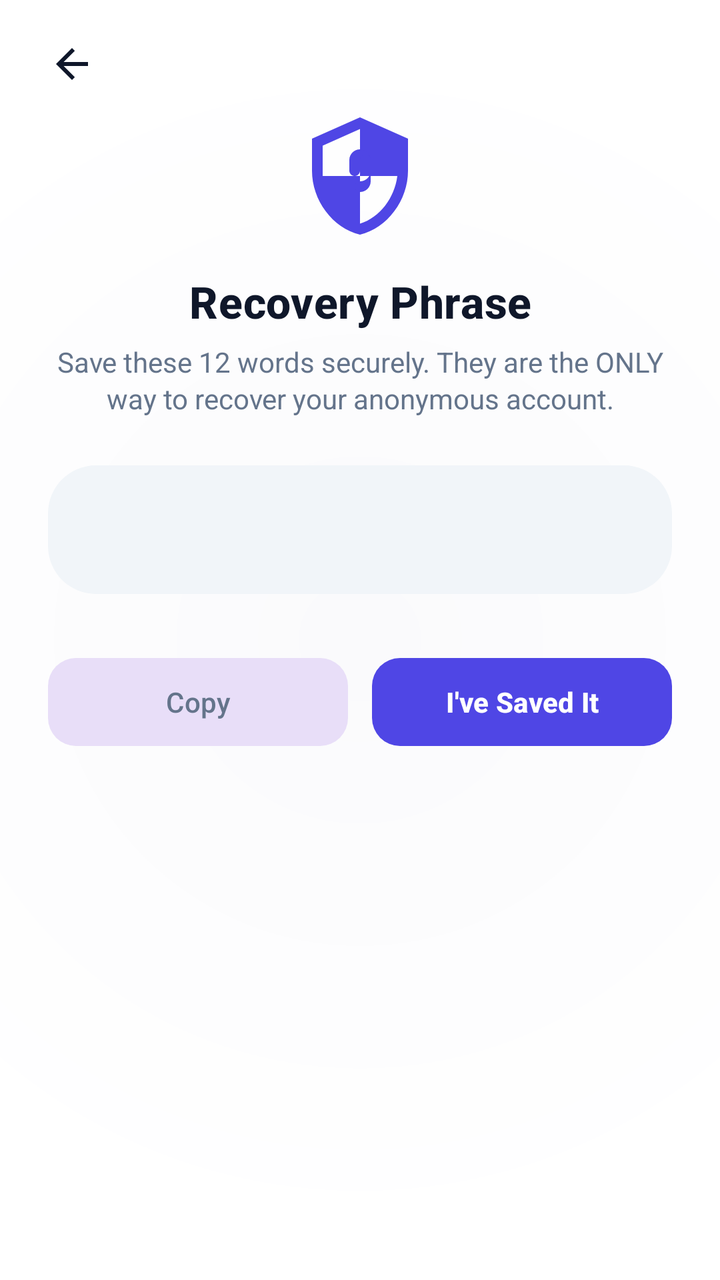
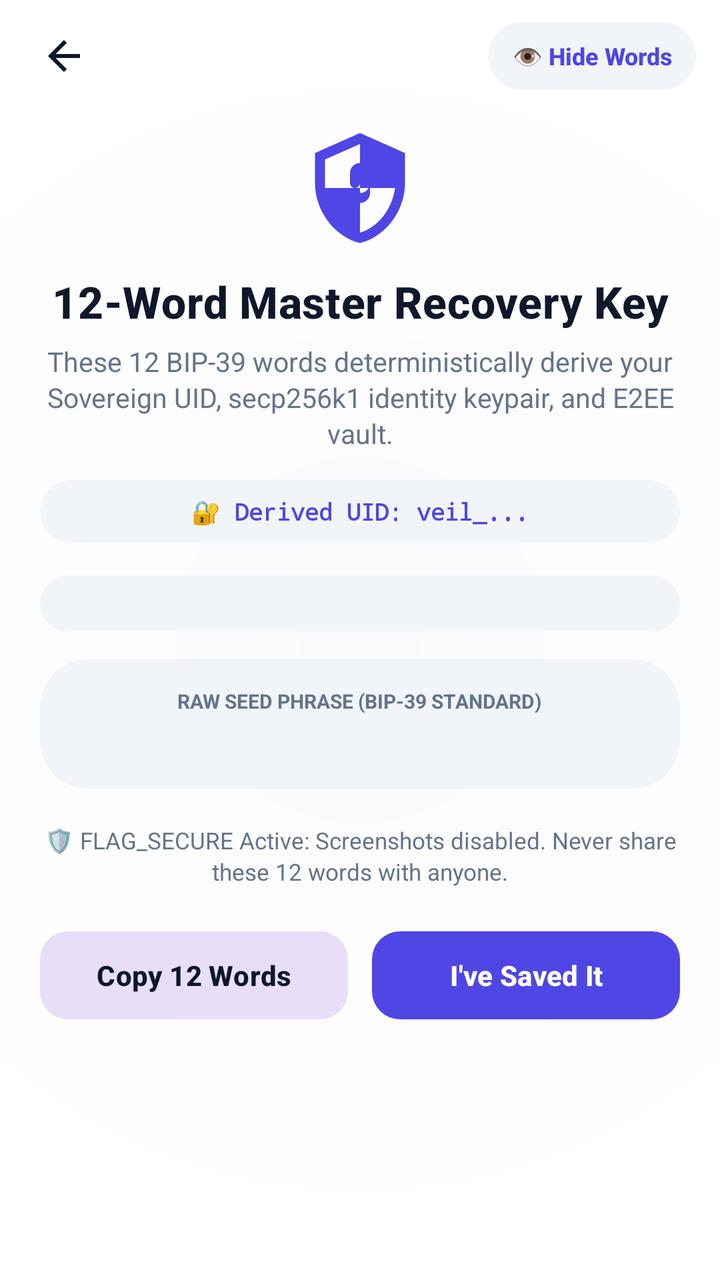

Screens rendered from an Android XML layout before and after an edit, with the pre-edit source and the edit as a unified diff.
<!-- AndroidManifest.xml: application theme Theme.VEIL -->
<!-- res/layout/activity_recovery_phrase.xml -->
<?xml version="1.0" encoding="utf-8"?>
<FrameLayout xmlns:android="http://schemas.android.com/apk/res/android"
    xmlns:app="http://schemas.android.com/apk/res-auto"
    android:id="@+id/recovery_root"
    android:layout_width="match_parent"
    android:layout_height="match_parent"
    android:background="@drawable/splash_background">

    
    <ImageView
        android:id="@+id/backButton"
        android:layout_width="40dp"
        android:layout_height="40dp"
        android:layout_gravity="top|start"
        android:layout_marginStart="16dp"
        android:layout_marginTop="12dp"
        android:background="?attr/selectableItemBackgroundBorderless"
        android:contentDescription="@string/back"
        android:padding="8dp"
        android:src="@drawable/ic_arrow_back"
        app:tint="@color/textPrimary" />

    
    <androidx.core.widget.NestedScrollView
        android:layout_width="match_parent"
        android:layout_height="match_parent"
        android:fillViewport="true"
        android:overScrollMode="never"
        android:scrollbars="none">

        <LinearLayout
            android:layout_width="match_parent"
            android:layout_height="wrap_content"
            android:layout_gravity="center"
            android:gravity="center_horizontal"
            android:maxWidth="440dp"
            android:orientation="vertical"
            android:paddingHorizontal="24dp"
            android:paddingTop="56dp"
            android:paddingBottom="32dp">

            
            <ImageView
                android:layout_width="64dp"
                android:layout_height="64dp"
                android:layout_marginBottom="16dp"
                android:contentDescription="Recovery Phrase"
                android:scaleType="fitCenter"
                android:src="@drawable/ic_shield_locked" />

            <TextView
                android:layout_width="wrap_content"
                android:layout_height="wrap_content"
                android:fontFamily="sans-serif-medium"
                android:gravity="center"
                android:letterSpacing="0.01"
                android:text="Recovery Phrase"
                android:textColor="@color/textPrimary"
                android:textSize="22sp"
                android:textStyle="bold" />

            <TextView
                android:layout_width="wrap_content"
                android:layout_height="wrap_content"
                android:layout_marginTop="6dp"
                android:layout_marginBottom="24dp"
                android:fontFamily="sans-serif"
                android:gravity="center"
                android:lineSpacingExtra="2dp"
                android:text="Save these 12 words securely. They are the ONLY way to recover your anonymous account."
                android:textColor="@color/textSecondary"
                android:textSize="14sp" />

            
            <LinearLayout
                android:layout_width="match_parent"
                android:layout_height="wrap_content"
                android:layout_marginBottom="28dp"
                android:background="@drawable/input_background"
                android:gravity="center"
                android:orientation="vertical"
                android:padding="20dp">

                <TextView
                    android:id="@+id/phraseText"
                    android:layout_width="match_parent"
                    android:layout_height="wrap_content"
                    android:fontFamily="sans-serif-medium"
                    android:gravity="center"
                    android:lineSpacingExtra="8dp"
                    android:textColor="@color/veil_accent"
                    android:textSize="18sp"
                    android:textStyle="bold" />

            </LinearLayout>

            
            <LinearLayout
                android:layout_width="match_parent"
                android:layout_height="wrap_content"
                android:orientation="horizontal">

                <com.google.android.material.button.MaterialButton
                    android:id="@+id/copyButton"
                    style="@style/Widget.Material3.Button.TonalButton"
                    android:layout_width="0dp"
                    android:layout_height="52dp"
                    android:layout_marginEnd="6dp"
                    android:layout_weight="1"
                    android:letterSpacing="0.01"
                    android:text="Copy"
                    android:textAllCaps="false"
                    android:textColor="@color/textSecondary"
                    android:textSize="14sp"
                    app:cornerRadius="14dp" />

                <com.google.android.material.button.MaterialButton
                    android:id="@+id/confirmButton"
                    style="@style/Widget.Material3.Button.UnelevatedButton"
                    android:layout_width="0dp"
                    android:layout_height="52dp"
                    android:layout_marginStart="6dp"
                    android:layout_weight="1"
                    android:letterSpacing="0.01"
                    android:text="I've Saved It"
                    android:textAllCaps="false"
                    android:textColor="@android:color/white"
                    android:textSize="14sp"
                    android:textStyle="bold"
                    app:backgroundTint="@color/colorPrimary"
                    app:cornerRadius="14dp" />

            </LinearLayout>

        </LinearLayout>
    </androidx.core.widget.NestedScrollView>

</FrameLayout>
<!-- resources referenced by this layout -->
<resources>
  <color name="colorPrimary">#4F46E5</color>
  <color name="textPrimary">#0F172A</color>
  <color name="textSecondary">#64748B</color>
  <color name="veil_accent">#4F46E5</color>
  <!-- drawable ic_arrow_back (drawable) -->
  <vector xmlns:android="http://schemas.android.com/apk/res/android"
      android:width="24dp"
      android:height="24dp"
      android:viewportWidth="24"
      android:viewportHeight="24">
      <path
          android:fillColor="@color/text_primary"
          android:pathData="M20,11H7.83l5.59,-5.59L12,4l-8,8 8,8 1.41,-1.41L7.83,13H20v-2z"/>
  </vector>
  <!-- drawable ic_shield_locked (drawable) -->
  <vector xmlns:android="http://schemas.android.com/apk/res/android"
      android:width="24dp"
      android:height="24dp"
      android:viewportWidth="24"
      android:viewportHeight="24">
      <path
          android:fillColor="@color/veil_accent"
          android:pathData="M12,1L3,5v6c0,5.55 3.84,10.74 9,12 5.16,-1.26 9,-6.45 9,-12V5l-9,-4zM12,11.99h7c-0.53,4.12 -3.28,7.79 -7,8.94V12H5V6.3l7,-3.11v8.8z"/>
      <path
          android:fillColor="@color/veil_accent"
          android:pathData="M12,7c-1.1,0 -2,0.9 -2,2v2c0,0.55 0.45,1 1,1s1,-0.45 1,-1V9c0,-0.55 0.45,-1 1,-1s1,0.45 1,1v2c0,1.1 -0.9,2 -2,2 -0.55,0 -1,0.45 -1,1s0.45,1 1,1c1.1,0 2,-0.9 2,-2V9c0,-1.1 -0.9,-2 -2,-2z"/>
  </vector>
  <!-- drawable input_background (drawable) -->
  <?xml version="1.0" encoding="utf-8"?>
  <shape xmlns:android="http://schemas.android.com/apk/res/android"
      android:shape="rectangle">
      <corners android:radius="24dp" />
      <solid android:color="@color/veil_primary_light" />
  </shape>
  <!-- drawable splash_background (drawable) -->
  <?xml version="1.0" encoding="utf-8"?>
  <shape xmlns:android="http://schemas.android.com/apk/res/android">
      <gradient
          android:type="radial"
          android:gradientRadius="85%p"
          android:centerX="50%"
          android:centerY="50%"
          android:startColor="@color/veil_primary_dark"
          android:endColor="@color/veil_primary" />
  </shape>
  <string name="back">Back</string>
  <style name="Theme.VEIL" parent="Base.Theme.VEIL" />
  <color name="text_primary">#0F172A</color>
  <color name="veil_primary_light">#F1F5F9</color>
  <color name="veil_primary_dark">#FAFAFC</color>
  <color name="veil_primary">#FFFFFF</color>
  <color name="colorOnPrimary">#FFFFFF</color>
  <color name="colorPrimaryContainer">#EEF2FF</color>
  <color name="colorOnPrimaryContainer">#3730A3</color>
  <color name="colorSurface">#FFFFFF</color>
  <color name="colorSurfaceVariant">#F1F5F9</color>
  <color name="colorOutline">#E2E8F0</color>
  <color name="colorBackground">#FAFAFC</color>
  <style name="ModernBottomSheetDialogTheme" parent="Theme.Material3.DayNight.BottomSheetDialog">
          <item name="bottomSheetStyle">@style/ModernBottomSheetStyle</item>
          <item name="android:windowIsFloating">false</item>
          <item name="android:statusBarColor">@android:color/transparent</item>
          <item name="android:navigationBarColor">@android:color/transparent</item>
      </style>
  <style name="ModernBottomSheetStyle" parent="Widget.Material3.BottomSheet">
          <item name="android:background">@android:color/transparent</item>
      </style>
  <!-- unchanged entries left out for length: 1 -->
</resources>

<!-- the commit's change to res/layout/activity_recovery_phrase.xml (unified diff, before → after) -->
@@ -7,18 +7,46 @@
     android:background="@drawable/splash_background">
 
     
-    <ImageView
-        android:id="@+id/backButton"
-        android:layout_width="40dp"
-        android:layout_height="40dp"
-        android:layout_gravity="top|start"
-        android:layout_marginStart="16dp"
-        android:layout_marginTop="12dp"
-        android:background="?attr/selectableItemBackgroundBorderless"
-        android:contentDescription="@string/back"
-        android:padding="8dp"
-        android:src="@drawable/ic_arrow_back"
-        app:tint="@color/textPrimary" />
+    <LinearLayout
+        android:layout_width="match_parent"
+        android:layout_height="56dp"
+        android:layout_gravity="top"
+        android:gravity="center_vertical"
+        android:orientation="horizontal"
+        android:paddingHorizontal="12dp">
+
+        <ImageView
+            android:id="@+id/backButton"
+            android:layout_width="40dp"
+            android:layout_height="40dp"
+            android:background="?attr/selectableItemBackgroundBorderless"
+            android:contentDescription="@string/back"
+            android:padding="8dp"
+            android:src="@drawable/ic_arrow_back"
+            app:tint="@color/textPrimary" />
+
+        <View
+            android:layout_width="0dp"
+            android:layout_height="1dp"
+            android:layout_weight="1" />
+
+        
+        <TextView
+            android:id="@+id/btnTogglePrivacyBlur"
+            android:layout_width="wrap_content"
+            android:layout_height="34dp"
+            android:background="@drawable/input_background"
+            android:clickable="true"
+            android:focusable="true"
+            android:fontFamily="sans-serif-medium"
+            android:gravity="center"
+            android:paddingHorizontal="12dp"
+            android:text="👁️ Hide Words"
+            android:textColor="@color/veil_accent"
+            android:textSize="12sp"
+            android:textStyle="bold" />
+
+    </LinearLayout>
 
     
     <androidx.core.widget.NestedScrollView
@@ -31,19 +59,19 @@
         <LinearLayout
             android:layout_width="match_parent"
             android:layout_height="wrap_content"
-            android:layout_gravity="center"
+            android:layout_gravity="center_horizontal"
             android:gravity="center_horizontal"
-            android:maxWidth="440dp"
+            android:maxWidth="460dp"
             android:orientation="vertical"
-            android:paddingHorizontal="24dp"
-            android:paddingTop="56dp"
+            android:paddingHorizontal="20dp"
+            android:paddingTop="64dp"
             android:paddingBottom="32dp">
 
             
             <ImageView
-                android:layout_width="64dp"
-                android:layout_height="64dp"
-                android:layout_marginBottom="16dp"
+                android:layout_width="60dp"
+                android:layout_height="60dp"
+                android:layout_marginBottom="12dp"
                 android:contentDescription="Recovery Phrase"
                 android:scaleType="fitCenter"
                 android:src="@drawable/ic_shield_locked" />
@@ -54,7 +82,7 @@
                 android:fontFamily="sans-serif-medium"
                 android:gravity="center"
                 android:letterSpacing="0.01"
-                android:text="Recovery Phrase"
+                android:text="12-Word Master Recovery Key"
                 android:textColor="@color/textPrimary"
                 android:textSize="22sp"
                 android:textStyle="bold" />
@@ -63,36 +91,83 @@
                 android:layout_width="wrap_content"
                 android:layout_height="wrap_content"
                 android:layout_marginTop="6dp"
-                android:layout_marginBottom="24dp"
+                android:layout_marginBottom="14dp"
                 android:fontFamily="sans-serif"
                 android:gravity="center"
                 android:lineSpacingExtra="2dp"
-                android:text="Save these 12 words securely. They are the ONLY way to recover your anonymous account."
+                android:text="These 12 BIP-39 words deterministically derive your Sovereign UID, secp256k1 identity keypair, and E2EE vault."
                 android:textColor="@color/textSecondary"
-                android:textSize="14sp" />
+                android:textSize="13.5sp" />
+
+            
+            <TextView
+                android:id="@+id/tvDerivedIdentityBadge"
+                android:layout_width="match_parent"
+                android:layout_height="wrap_content"
+                android:layout_marginBottom="16dp"
+                android:background="@drawable/input_background"
+                android:fontFamily="monospace"
+                android:gravity="center"
+                android:paddingHorizontal="12dp"
+                android:paddingVertical="8dp"
+                android:text="🔐 Derived UID: veil_..."
+                android:textColor="@color/veil_accent"
+                android:textSize="11.5sp"
+                android:textStyle="bold" />
 
             
             <LinearLayout
-                android:layout_width="match_parent"
-                android:layout_height="wrap_content"
-                android:layout_marginBottom="28dp"
+                android:id="@+id/wordsGridContainer"
+                android:layout_width="match_parent"
+                android:layout_height="wrap_content"
+                android:layout_marginBottom="14dp"
                 android:background="@drawable/input_background"
-                android:gravity="center"
                 android:orientation="vertical"
-                android:padding="20dp">
+                android:padding="14dp" />
+
+            
+            <LinearLayout
+                android:layout_width="match_parent"
+                android:layout_height="wrap_content"
+                android:layout_marginBottom="18dp"
+                android:background="@drawable/input_background"
+                android:gravity="center"
+                android:orientation="vertical"
+                android:padding="14dp">
+
+                <TextView
+                    android:layout_width="wrap_content"
+                    android:layout_height="wrap_content"
+                    android:layout_marginBottom="4dp"
+                    android:text="RAW SEED PHRASE (BIP-39 STANDARD)"
+                    android:textColor="@color/textSecondary"
+                    android:textSize="10sp"
+                    android:textStyle="bold" />
 
                 <TextView
                     android:id="@+id/phraseText"
                     android:layout_width="match_parent"
                     android:layout_height="wrap_content"
-                    android:fontFamily="sans-serif-medium"
+                    android:fontFamily="monospace"
                     android:gravity="center"
-                    android:lineSpacingExtra="8dp"
+                    android:lineSpacingExtra="5dp"
                     android:textColor="@color/veil_accent"
-                    android:textSize="18sp"
+                    android:textIsSelectable="true"
+                    android:textSize="14sp"
                     android:textStyle="bold" />
 
             </LinearLayout>
+
+            
+            <TextView
+                android:layout_width="match_parent"
+                android:layout_height="wrap_content"
+                android:layout_marginBottom="18dp"
+                android:gravity="center"
+                android:lineSpacingExtra="2dp"
+                android:text="🛡️ FLAG_SECURE Active: Screenshots disabled. Never share these 12 words with anyone."
+                android:textColor="@color/textSecondary"
+                android:textSize="11.5sp" />
 
             
             <LinearLayout
@@ -108,10 +183,11 @@
                     android:layout_marginEnd="6dp"
                     android:layout_weight="1"
                     android:letterSpacing="0.01"
-                    android:text="Copy"
+                    android:text="Copy 12 Words"
                     android:textAllCaps="false"
-                    android:textColor="@color/textSecondary"
+                    android:textColor="@color/textPrimary"
                     android:textSize="14sp"
+                    android:textStyle="bold"
                     app:cornerRadius="14dp" />
 
                 <com.google.android.material.button.MaterialButton
